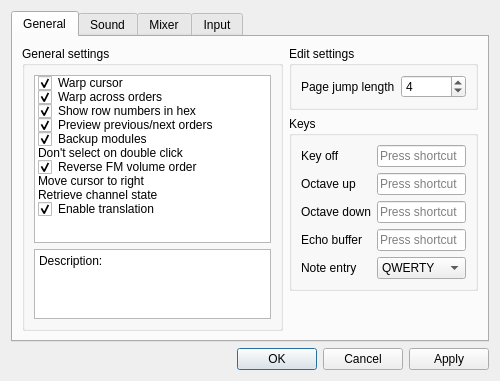
Above: BambooTracker/gui/configuration_dialog.ui from BambooTracker/BambooTracker before the change. Below: the same form after it.
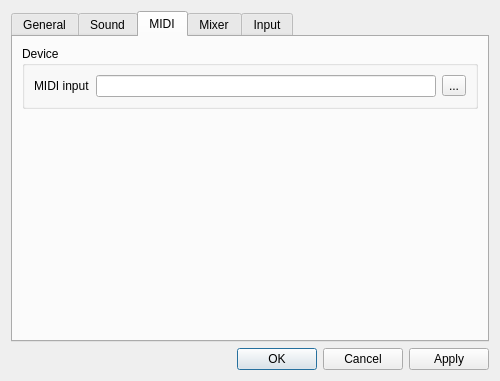
That is the form after the change. The open tabs and pages were chosen to show the change. Custom widgets are drawn as their Qt base class.

Commit message: Support of MIDI input port

Patch:
```diff
--- a/BambooTracker/gui/configuration_dialog.ui
+++ b/BambooTracker/gui/configuration_dialog.ui
@@ -339,6 +339,60 @@
        </item>
       </layout>
      </widget>
+     <widget class="QWidget" name="midiTab">
+      <attribute name="title">
+       <string>MIDI</string>
+      </attribute>
+      <layout class="QVBoxLayout" name="verticalLayout">
+       <item>
+        <widget class="QGroupBox" name="groupBox">
+         <property name="title">
+          <string>Device</string>
+         </property>
+         <layout class="QFormLayout" name="formLayout_2">
+          <item row="0" column="0">
+           <widget class="QLabel" name="label">
+            <property name="text">
+             <string>MIDI input</string>
+            </property>
+           </widget>
+          </item>
+          <item row="0" column="1">
+           <layout class="QHBoxLayout" name="horizontalLayout">
+            <item>
+             <widget class="QLineEdit" name="midiInputNameLine">
+              <property name="readOnly">
+               <bool>true</bool>
+              </property>
+             </widget>
+            </item>
+            <item>
+             <widget class="QToolButton" name="midiInputChoiceButton">
+              <property name="text">
+               <string>...</string>
+              </property>
+             </widget>
+            </item>
+           </layout>
+          </item>
+         </layout>
+        </widget>
+       </item>
+       <item>
+        <spacer name="verticalSpacer_5">
+         <property name="orientation">
+          <enum>Qt::Vertical</enum>
+         </property>
+         <property name="sizeHint" stdset="0">
+          <size>
+           <width>20</width>
+           <height>210</height>
+          </size>
+         </property>
+        </spacer>
+       </item>
+      </layout>
+     </widget>
      <widget class="QWidget" name="mixerTab">
       <attribute name="title">
        <string>Mixer</string>
```
The commit also changes 14 other files.
